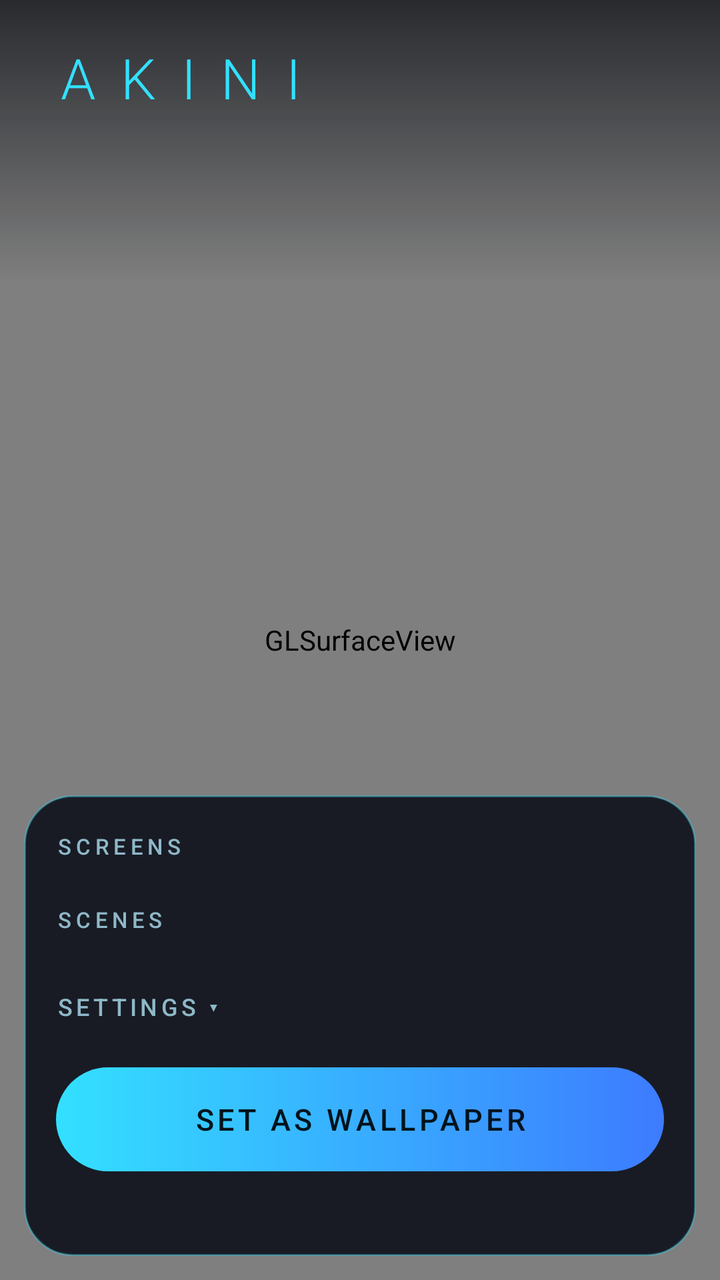
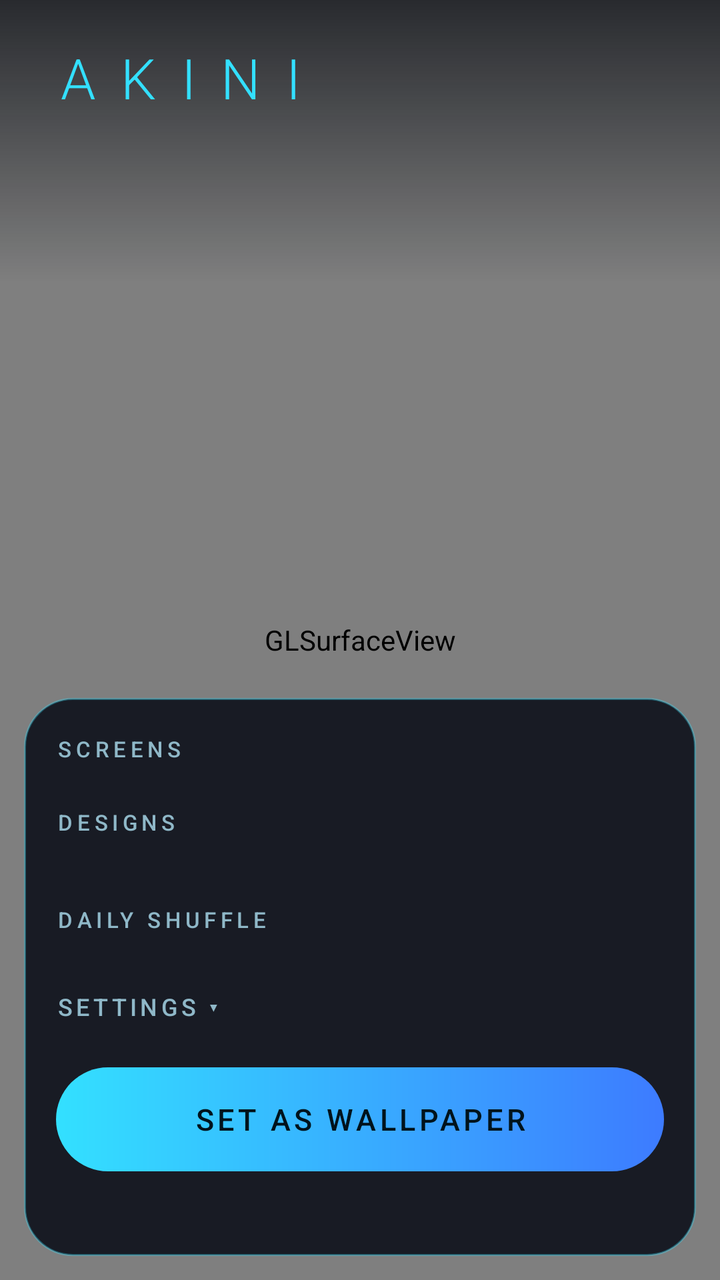

The first picture is an Android layout as it rendered before a commit; the second is the same layout after the commit. The layout source and the unified diff follow.
<!-- AndroidManifest.xml: application theme Theme.Akini -->
<!-- res/layout/activity_main.xml -->
<?xml version="1.0" encoding="utf-8"?>
<FrameLayout xmlns:android="http://schemas.android.com/apk/res/android"
    android:layout_width="match_parent"
    android:layout_height="match_parent"
    android:background="@color/akini_bg">

    <android.opengl.GLSurfaceView
        android:id="@+id/preview"
        android:layout_width="match_parent"
        android:layout_height="match_parent" />

    <LinearLayout
        android:id="@+id/content_root"
        android:layout_width="match_parent"
        android:layout_height="match_parent"
        android:orientation="vertical">

        
        <LinearLayout
            android:layout_width="match_parent"
            android:layout_height="wrap_content"
            android:background="@drawable/header_fade"
            android:orientation="vertical"
            android:paddingStart="24dp"
            android:paddingTop="20dp"
            android:paddingEnd="24dp"
            android:paddingBottom="28dp">

            <TextView
                android:layout_width="wrap_content"
                android:layout_height="wrap_content"
                android:fontFamily="sans-serif-light"
                android:letterSpacing="0.45"
                android:text="@string/brand"
                android:textColor="@color/akini_cyan"
                android:textSize="28sp" />

            <TextView
                android:id="@+id/scene_title"
                android:layout_width="wrap_content"
                android:layout_height="wrap_content"
                android:layout_marginTop="10dp"
                android:fontFamily="sans-serif-medium"
                android:textColor="@color/akini_text"
                android:textSize="20sp" />

            <TextView
                android:id="@+id/scene_tagline"
                android:layout_width="wrap_content"
                android:layout_height="wrap_content"
                android:layout_marginTop="2dp"
                android:textColor="@color/akini_text_dim"
                android:textSize="13sp" />
        </LinearLayout>

        <View
            android:layout_width="match_parent"
            android:layout_height="0dp"
            android:layout_weight="1" />

        
        <ScrollView
            android:layout_width="match_parent"
            android:layout_height="wrap_content"
            android:layout_marginStart="12dp"
            android:layout_marginEnd="12dp"
            android:layout_marginBottom="12dp"
            android:fadeScrollbars="true"
            android:overScrollMode="never">

            <LinearLayout
                android:layout_width="match_parent"
                android:layout_height="wrap_content"
                android:background="@drawable/panel_bg"
                android:orientation="vertical"
                android:padding="16dp">

                <TextView
                    style="@style/AkiniLabel"
                    android:layout_marginTop="2dp"
                    android:text="@string/label_screens" />

                <LinearLayout
                    android:id="@+id/screens_row"
                    android:layout_width="wrap_content"
                    android:layout_height="wrap_content"
                    android:orientation="horizontal" />

                <LinearLayout
                    android:id="@+id/editing_section"
                    android:layout_width="match_parent"
                    android:layout_height="wrap_content"
                    android:orientation="vertical"
                    android:visibility="gone">

                    <TextView
                        style="@style/AkiniLabel"
                        android:text="@string/label_editing" />

                    <LinearLayout
                        android:id="@+id/editing_row"
                        android:layout_width="wrap_content"
                        android:layout_height="wrap_content"
                        android:orientation="horizontal" />

                    <TextView
                        android:layout_width="match_parent"
                        android:layout_height="wrap_content"
                        android:layout_marginTop="8dp"
                        android:text="@string/hint_still_home"
                        android:textColor="@color/akini_text_dim"
                        android:textSize="12sp" />
                </LinearLayout>

                <TextView
                    style="@style/AkiniLabel"
                    android:text="@string/label_scenes" />

                <HorizontalScrollView
                    android:layout_width="match_parent"
                    android:layout_height="wrap_content"
                    android:scrollbars="none">

                    <LinearLayout
                        android:id="@+id/scene_row"
                        android:layout_width="wrap_content"
                        android:layout_height="wrap_content"
                        android:orientation="horizontal" />
                </HorizontalScrollView>

                
                <LinearLayout
                    android:id="@+id/photo_section"
                    android:layout_width="match_parent"
                    android:layout_height="wrap_content"
                    android:orientation="vertical"
                    android:visibility="gone">

                    <TextView
                        android:id="@+id/choose_photo"
                        android:layout_width="match_parent"
                        android:layout_height="wrap_content"
                        android:layout_marginTop="14dp"
                        android:background="@drawable/outline_button_bg"
                        android:fontFamily="sans-serif-medium"
                        android:gravity="center"
                        android:padding="12dp"
                        android:text="@string/choose_photo"
                        android:textColor="@color/akini_cyan"
                        android:textSize="14sp" />

                    <TextView
                        style="@style/AkiniLabel"
                        android:text="@string/label_motion" />

                    <HorizontalScrollView
                        android:layout_width="match_parent"
                        android:layout_height="wrap_content"
                        android:scrollbars="none">

                        <LinearLayout
                            android:id="@+id/motion_row"
                            android:layout_width="wrap_content"
                            android:layout_height="wrap_content"
                            android:orientation="horizontal" />
                    </HorizontalScrollView>

                    <TextView
                        style="@style/AkiniLabel"
                        android:text="@string/label_effect" />

                    <HorizontalScrollView
                        android:layout_width="match_parent"
                        android:layout_height="wrap_content"
                        android:scrollbars="none">

                        <LinearLayout
                            android:id="@+id/effect_row"
                            android:layout_width="wrap_content"
                            android:layout_height="wrap_content"
                            android:orientation="horizontal" />
                    </HorizontalScrollView>
                </LinearLayout>

                <TextView
                    android:id="@+id/settings_toggle"
                    android:layout_width="wrap_content"
                    android:layout_height="wrap_content"
                    android:layout_marginTop="14dp"
                    android:background="?android:attr/selectableItemBackground"
                    android:fontFamily="sans-serif-medium"
                    android:letterSpacing="0.15"
                    android:paddingTop="6dp"
                    android:paddingBottom="6dp"
                    android:text="@string/settings_show"
                    android:textColor="@color/akini_text_dim"
                    android:textSize="12sp" />

                <LinearLayout
                    android:id="@+id/settings_section"
                    android:layout_width="match_parent"
                    android:layout_height="wrap_content"
                    android:orientation="vertical"
                    android:visibility="gone">

                    <TextView
                        style="@style/AkiniLabel"
                        android:text="@string/label_fps" />

                    <LinearLayout
                        android:id="@+id/fps_row"
                        android:layout_width="wrap_content"
                        android:layout_height="wrap_content"
                        android:orientation="horizontal" />

                    <TextView
                        style="@style/AkiniLabel"
                        android:text="@string/label_quality" />

                    <LinearLayout
                        android:id="@+id/quality_row"
                        android:layout_width="wrap_content"
                        android:layout_height="wrap_content"
                        android:orientation="horizontal" />

                    <TextView
                        style="@style/AkiniLabel"
                        android:text="@string/label_interaction" />

                    <LinearLayout
                        android:id="@+id/toggle_row"
                        android:layout_width="wrap_content"
                        android:layout_height="wrap_content"
                        android:orientation="horizontal" />
                </LinearLayout>

                <TextView
                    android:id="@+id/apply_button"
                    android:layout_width="match_parent"
                    android:layout_height="52dp"
                    android:layout_marginTop="16dp"
                    android:background="@drawable/button_bg"
                    android:fontFamily="sans-serif-medium"
                    android:gravity="center"
                    android:letterSpacing="0.12"
                    android:text="@string/apply"
                    android:textColor="@color/akini_on_cyan"
                    android:textSize="15sp" />

                <TextView
                    android:id="@+id/status_text"
                    android:layout_width="match_parent"
                    android:layout_height="wrap_content"
                    android:layout_marginTop="10dp"
                    android:gravity="center"
                    android:textColor="@color/akini_text_dim"
                    android:textSize="12sp" />
            </LinearLayout>
        </ScrollView>
    </LinearLayout>
</FrameLayout>
<!-- resources referenced by this layout -->
<resources>
  <color name="akini_bg">#FF03060C</color>
  <color name="akini_cyan">#FF33E0FF</color>
  <color name="akini_on_cyan">#FF00131C</color>
  <color name="akini_text">#FFF2FBFF</color>
  <color name="akini_text_dim">#FF8FB8C8</color>
  <!-- drawable button_bg (drawable) -->
  <?xml version="1.0" encoding="utf-8"?>
  <ripple xmlns:android="http://schemas.android.com/apk/res/android" android:color="#66FFFFFF">
      <item>
          <shape android:shape="rectangle">
              <gradient
                  android:angle="0"
                  android:endColor="@color/akini_blue"
                  android:startColor="@color/akini_cyan" />
              <corners android:radius="26dp" />
          </shape>
      </item>
  </ripple>
  <!-- drawable header_fade (drawable) -->
  <?xml version="1.0" encoding="utf-8"?>
  <shape xmlns:android="http://schemas.android.com/apk/res/android" android:shape="rectangle">
      <gradient
          android:angle="270"
          android:endColor="#0003060C"
          android:startColor="#B303060C" />
  </shape>
  <!-- drawable outline_button_bg (drawable) -->
  <?xml version="1.0" encoding="utf-8"?>
  <ripple xmlns:android="http://schemas.android.com/apk/res/android" android:color="#4033E0FF">
      <item>
          <shape android:shape="rectangle">
              <solid android:color="#1433E0FF" />
              <stroke android:width="1dp" android:color="#FF33E0FF" />
              <corners android:radius="22dp" />
          </shape>
      </item>
  </ripple>
  <!-- drawable panel_bg (drawable) -->
  <?xml version="1.0" encoding="utf-8"?>
  <shape xmlns:android="http://schemas.android.com/apk/res/android" android:shape="rectangle">
      <solid android:color="@color/akini_panel" />
      <stroke android:width="1dp" android:color="#5533E0FF" />
      <corners android:radius="24dp" />
  </shape>
  <string name="apply">SET AS WALLPAPER</string>
  <string name="brand">AKINI</string>
  <string name="choose_photo">Choose a photo</string>
  <string name="hint_still_home">Tip: for a still home screen that uses no battery, choose My Photo → Still → None.</string>
  <string name="label_editing">EDITING</string>
  <string name="label_effect">EFFECT</string>
  <string name="label_fps">FRAME RATE</string>
  <string name="label_interaction">INTERACTION</string>
  <string name="label_motion">MOTION</string>
  <string name="label_quality">QUALITY</string>
  <string name="label_scenes">SCENES</string>
  <string name="label_screens">SCREENS</string>
  <string name="settings_show">SETTINGS ▾</string>
  <style name="AkiniLabel">
          <item name="android:layout_width">wrap_content</item>
          <item name="android:layout_height">wrap_content</item>
          <item name="android:layout_marginTop">14dp</item>
          <item name="android:layout_marginBottom">8dp</item>
          <item name="android:fontFamily">sans-serif-medium</item>
          <item name="android:letterSpacing">0.2</item>
          <item name="android:textColor">@color/akini_text_dim</item>
          <item name="android:textSize">11sp</item>
      </style>
  <style name="Theme.Akini" parent="android:Theme.Material.NoActionBar">
          <item name="android:windowBackground">@color/akini_bg</item>
          <item name="android:colorAccent">@color/akini_cyan</item>
          <item name="android:statusBarColor">@android:color/transparent</item>
          <item name="android:navigationBarColor">@android:color/transparent</item>
          <item name="android:windowLightStatusBar">false</item>
      </style>
  <color name="akini_blue">#FF3D7BFF</color>
  <color name="akini_panel">#D9060A14</color>
</resources>

<!-- the commit's change to res/layout/activity_main.xml (unified diff, before → after) -->
@@ -114,7 +114,7 @@
 
                 <TextView
                     style="@style/AkiniLabel"
-                    android:text="@string/label_scenes" />
+                    android:text="@string/label_category" />
 
                 <HorizontalScrollView
                     android:layout_width="match_parent"
@@ -122,7 +122,37 @@
                     android:scrollbars="none">
 
                     <LinearLayout
-                        android:id="@+id/scene_row"
+                        android:id="@+id/category_row"
+                        android:layout_width="wrap_content"
+                        android:layout_height="wrap_content"
+                        android:orientation="horizontal" />
+                </HorizontalScrollView>
+
+                <HorizontalScrollView
+                    android:id="@+id/thumb_scroll"
+                    android:layout_width="match_parent"
+                    android:layout_height="wrap_content"
+                    android:layout_marginTop="12dp"
+                    android:scrollbars="none">
+
+                    <LinearLayout
+                        android:id="@+id/thumb_row"
+                        android:layout_width="wrap_content"
+                        android:layout_height="wrap_content"
+                        android:orientation="horizontal" />
+                </HorizontalScrollView>
+
+                <TextView
+                    style="@style/AkiniLabel"
+                    android:text="@string/label_shuffle" />
+
+                <HorizontalScrollView
+                    android:layout_width="match_parent"
+                    android:layout_height="wrap_content"
+                    android:scrollbars="none">
+
+                    <LinearLayout
+                        android:id="@+id/shuffle_row"
                         android:layout_width="wrap_content"
                         android:layout_height="wrap_content"
                         android:orientation="horizontal" />
@@ -215,23 +245,37 @@
 
                     <TextView
                         style="@style/AkiniLabel"
-                        android:text="@string/label_quality" />
-
-                    <LinearLayout
-                        android:id="@+id/quality_row"
-                        android:layout_width="wrap_content"
-                        android:layout_height="wrap_content"
-                        android:orientation="horizontal" />
+                        android:text="@string/label_resolution" />
+
+                    <LinearLayout
+                        android:id="@+id/resolution_row"
+                        android:layout_width="wrap_content"
+                        android:layout_height="wrap_content"
+                        android:orientation="horizontal" />
+
+                    <TextView
+                        android:id="@+id/resolution_note"
+                        android:layout_width="match_parent"
+                        android:layout_height="wrap_content"
+                        android:layout_marginTop="6dp"
+                        android:textColor="@color/akini_text_dim"
+                        android:textSize="11sp" />
 
                     <TextView
                         style="@style/AkiniLabel"
                         android:text="@string/label_interaction" />
 
-                    <LinearLayout
-                        android:id="@+id/toggle_row"
-                        android:layout_width="wrap_content"
-                        android:layout_height="wrap_content"
-                        android:orientation="horizontal" />
+                    <HorizontalScrollView
+                        android:layout_width="match_parent"
+                        android:layout_height="wrap_content"
+                        android:scrollbars="none">
+
+                        <LinearLayout
+                            android:id="@+id/toggle_row"
+                            android:layout_width="wrap_content"
+                            android:layout_height="wrap_content"
+                            android:orientation="horizontal" />
+                    </HorizontalScrollView>
                 </LinearLayout>
 
                 <TextView
<!-- resource entries referenced after the edit -->
@@ -48,14 +48,15 @@
   <string name="brand">AKINI</string>
   <string name="choose_photo">Choose a photo</string>
   <string name="hint_still_home">Tip: for a still home screen that uses no battery, choose My Photo → Still → None.</string>
+  <string name="label_category">DESIGNS</string>
   <string name="label_editing">EDITING</string>
   <string name="label_effect">EFFECT</string>
   <string name="label_fps">FRAME RATE</string>
   <string name="label_interaction">INTERACTION</string>
   <string name="label_motion">MOTION</string>
-  <string name="label_quality">QUALITY</string>
-  <string name="label_scenes">SCENES</string>
+  <string name="label_resolution">RESOLUTION</string>
   <string name="label_screens">SCREENS</string>
+  <string name="label_shuffle">DAILY SHUFFLE</string>
   <string name="settings_show">SETTINGS ▾</string>
   <style name="AkiniLabel">
           <item name="android:layout_width">wrap_content</item>
